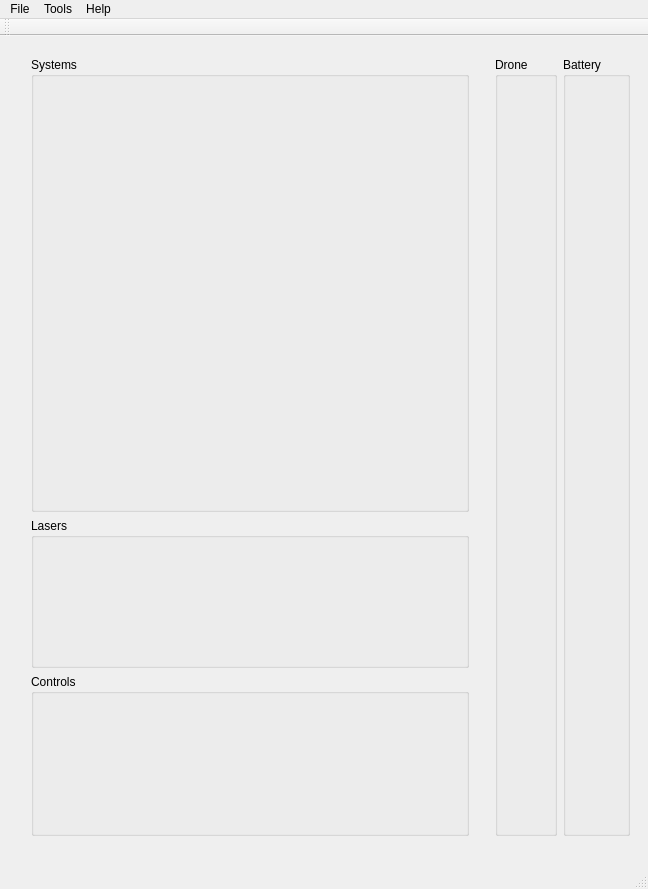
pgTech123/Luciole, file UI/mainwindow.ui: the form before one commit.
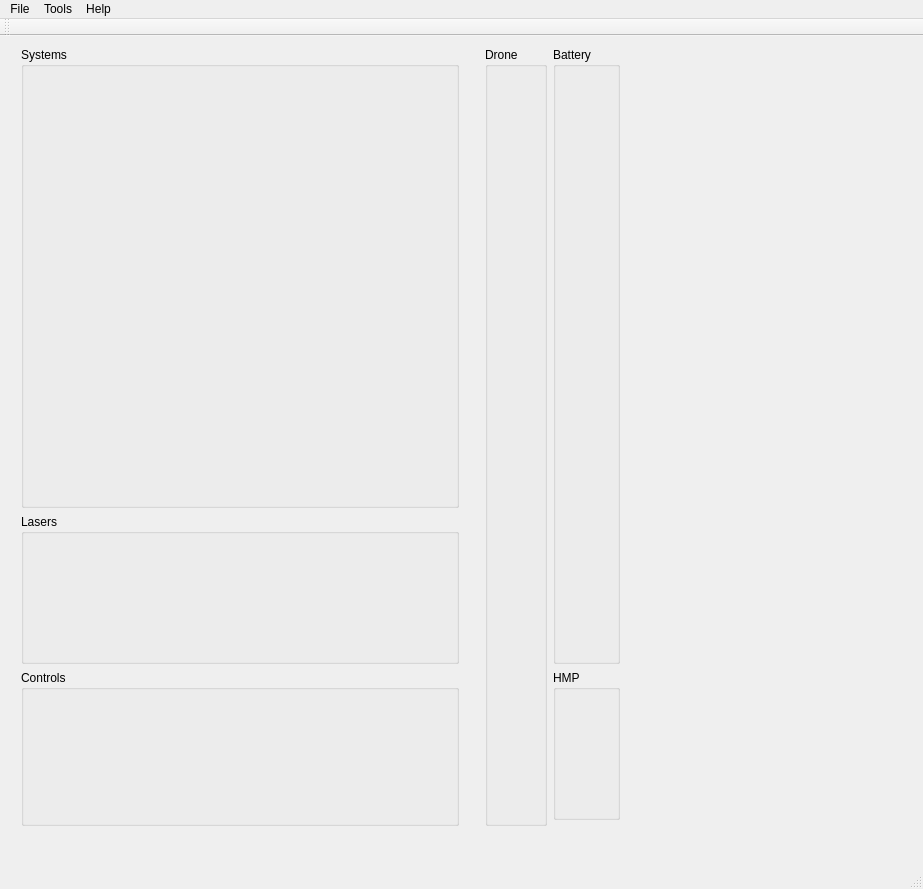
The form after the commit.

The edit to the form file:
```diff
--- a/UI/mainwindow.ui
+++ b/UI/mainwindow.ui
@@ -6,7 +6,7 @@
    <rect>
     <x>0</x>
     <y>0</y>
-    <width>648</width>
+    <width>923</width>
     <height>889</height>
    </rect>
   </property>
@@ -17,19 +17,28 @@
    <widget class="QWidget" name="gridLayoutWidget">
     <property name="geometry">
      <rect>
-      <x>10</x>
-      <y>10</y>
+      <x>0</x>
+      <y>0</y>
       <width>631</width>
       <height>821</height>
      </rect>
     </property>
-    <layout class="QGridLayout" name="gridLayout">
+    <layout class="QGridLayout" name="gridLayout" rowstretch="0,0,0,0,0,0,0" columnstretch="0,0,0,0,0,0">
+     <property name="sizeConstraint">
+      <enum>QLayout::SetDefaultConstraint</enum>
+     </property>
+     <property name="spacing">
+      <number>6</number>
+     </property>
      <item row="1" column="1">
       <widget class="QGroupBox" name="groupBoxLaser">
        <property name="title">
         <string>Lasers</string>
        </property>
        <layout class="QGridLayout" name="gridLayout_5">
+        <property name="sizeConstraint">
+         <enum>QLayout::SetMinimumSize</enum>
+        </property>
         <item row="0" column="0">
          <layout class="QVBoxLayout" name="verticalLayoutLaser"/>
         </item>
@@ -48,7 +57,7 @@
        </layout>
       </widget>
      </item>
-     <item row="5" column="3">
+     <item row="6" column="3">
       <spacer name="horizontalSpacer_2">
        <property name="orientation">
         <enum>Qt::Horizontal</enum>
@@ -64,39 +73,7 @@
        </property>
       </spacer>
      </item>
-     <item row="1" column="2">
-      <spacer name="verticalSpacer_4">
-       <property name="orientation">
-        <enum>Qt::Vertical</enum>
-       </property>
-       <property name="sizeType">
-        <enum>QSizePolicy::Minimum</enum>
-       </property>
-       <property name="sizeHint" stdset="0">
-        <size>
-         <width>20</width>
-         <height>150</height>
-        </size>
-       </property>
-      </spacer>
-     </item>
-     <item row="2" column="2">
-      <spacer name="verticalSpacer_3">
-       <property name="orientation">
-        <enum>Qt::Vertical</enum>
-       </property>
-       <property name="sizeType">
-        <enum>QSizePolicy::Minimum</enum>
-       </property>
-       <property name="sizeHint" stdset="0">
-        <size>
-         <width>20</width>
-         <height>150</height>
-        </size>
-       </property>
-      </spacer>
-     </item>
-     <item row="0" column="3" rowspan="5">
+     <item row="0" column="3" rowspan="4">
       <widget class="QGroupBox" name="groupBoxDrone">
        <property name="title">
         <string>Drone</string>
@@ -108,7 +85,7 @@
        </layout>
       </widget>
      </item>
-     <item row="5" column="4">
+     <item row="6" column="4">
       <spacer name="horizontalSpacer_5">
        <property name="orientation">
         <enum>Qt::Horizontal</enum>
@@ -124,7 +101,7 @@
        </property>
       </spacer>
      </item>
-     <item row="2" column="1" rowspan="3">
+     <item row="2" column="1" rowspan="2">
       <widget class="QGroupBox" name="groupBoxControls">
        <property name="title">
         <string>Controls</string>
@@ -136,18 +113,6 @@
        </layout>
       </widget>
      </item>
-     <item row="0" column="4" rowspan="5">
-      <widget class="QGroupBox" name="groupBoxBattery">
-       <property name="title">
-        <string>Battery</string>
-       </property>
-       <layout class="QGridLayout" name="gridLayout_2">
-        <item row="0" column="1">
-         <layout class="QVBoxLayout" name="verticalLayoutBattery"/>
-        </item>
-       </layout>
-      </widget>
-     </item>
      <item row="0" column="2">
       <spacer name="horizontalSpacer_3">
        <property name="orientation">
@@ -180,7 +145,7 @@
        </property>
       </spacer>
      </item>
-     <item row="5" column="1">
+     <item row="6" column="1">
       <spacer name="horizontalSpacer_4">
        <property name="orientation">
         <enum>Qt::Horizontal</enum>
@@ -193,6 +158,68 @@
        </property>
       </spacer>
      </item>
+     <item row="1" column="2">
+      <spacer name="verticalSpacer_4">
+       <property name="orientation">
+        <enum>Qt::Vertical</enum>
+       </property>
+       <property name="sizeType">
+        <enum>QSizePolicy::Minimum</enum>
+       </property>
+       <property name="sizeHint" stdset="0">
+        <size>
+         <width>20</width>
+         <height>150</height>
+        </size>
+       </property>
+      </spacer>
+     </item>
+     <item row="2" column="2">
+      <spacer name="verticalSpacer_3">
+       <property name="orientation">
+        <enum>Qt::Vertical</enum>
+       </property>
+       <property name="sizeType">
+        <enum>QSizePolicy::Minimum</enum>
+       </property>
+       <property name="sizeHint" stdset="0">
+        <size>
+         <width>20</width>
+         <height>150</height>
+        </size>
+       </property>
+      </spacer>
+     </item>
+     <item row="2" column="4">
+      <widget class="QGroupBox" name="groupBoxHMP">
+       <property name="title">
+        <string>HMP</string>
+       </property>
+       <widget class="QWidget" name="verticalLayoutWidget">
+        <property name="geometry">
+         <rect>
+          <x>10</x>
+          <y>50</y>
+          <width>41</width>
+          <height>80</height>
+         </rect>
+        </property>
+        <layout class="QVBoxLayout" name="verticalLayoutHMP"/>
+       </widget>
+      </widget>
+     </item>
+     <item row="0" column="4" rowspan="2">
+      <widget class="QGroupBox" name="groupBoxBattery">
+       <property name="title">
+        <string>Battery</string>
+       </property>
+       <layout class="QGridLayout" name="gridLayout_2">
+        <item row="1" column="1">
+         <layout class="QVBoxLayout" name="verticalLayoutBattery"/>
+        </item>
+       </layout>
+      </widget>
+     </item>
     </layout>
    </widget>
   </widget>
@@ -201,8 +228,8 @@
     <rect>
      <x>0</x>
      <y>0</y>
-     <width>648</width>
-     <height>21</height>
+     <width>923</width>
+     <height>22</height>
     </rect>
    </property>
    <widget class="QMenu" name="menuFile">
```
